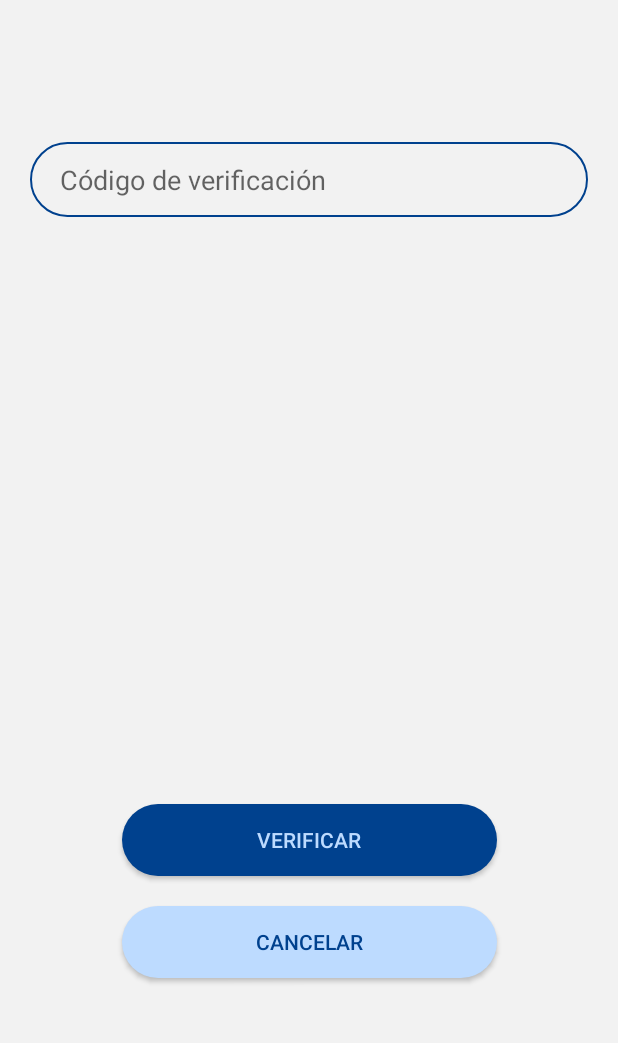
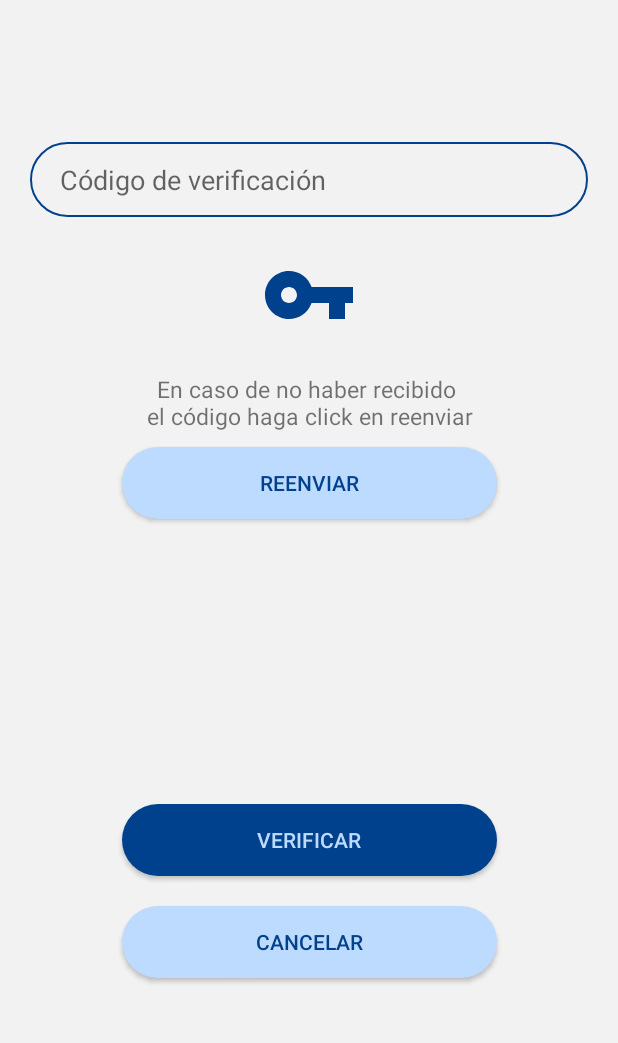
Before and after one commit to MartinRomano-S/soa-tp2, an Android app: the layout activity_twofactor.xml on its own in the app's theme, with its tools: preview values and no code run, on a phone screen of 412 x 824 dp, the part 183-1226 px from its top. Run offline under Robolectric (Android 15) with nearby library versions, the phone set to English and light mode, and no system bars.

```diff
--- a/app/src/main/java/com/example/testlogin/TwoFactorActivity.java
+++ b/app/src/main/java/com/example/testlogin/TwoFactorActivity.java
@@ -24,7 +24,9 @@ import com.example.testlogin.utils.Configuration;
 public class TwoFactorActivity extends AppCompatActivity {
 
     Button btnCancel;
+    Button btnResendVerificationCode;
     TextView txtLblVerificationCode;
+    String email;
 
     @Override
     protected void onCreate(Bundle savedInstanceState) {
@@ -33,9 +35,10 @@ public class TwoFactorActivity extends AppCompatActivity {
 
         btnCancel = findViewById(R.id.btnCancelVerification);
         txtLblVerificationCode = findViewById(R.id.lblVerificationCodeSent);
+        btnResendVerificationCode = findViewById(R.id.btnResendVerification);
 
         Intent i = getIntent();
-        String email = i.getStringExtra("email");
+        email = i.getStringExtra("email");
 
         txtLblVerificationCode.setText(getString(R.string.lblVerificationCodeSent, email));
 
@@ -45,6 +48,12 @@ public class TwoFactorActivity extends AppCompatActivity {
             @Override
             public void onClick(View view) {
                 finish();
+            }
+        });
+        btnResendVerificationCode.setOnClickListener(new View.OnClickListener() {
+            @Override
+            public void onClick(View view) {
+                sendEmailVerificationCode(email);
             }
         });
     }
--- a/app/src/main/java/com/example/testlogin/services/JavaMailAPI.java
+++ b/app/src/main/java/com/example/testlogin/services/JavaMailAPI.java
@@ -4,6 +4,8 @@ import android.app.ProgressDialog;
 import android.content.Context;
 import android.os.AsyncTask;
 import android.widget.Toast;
+
+import com.example.testlogin.utils.Configuration;
 
 import java.util.Properties;
 
@@ -17,7 +19,6 @@ import javax.mail.internet.MimeMessage;
 
 public class JavaMailAPI extends AsyncTask<Void, Void, Void> {
     private Context mContext;
-    private Session mSession;
 
     private String mEmail;
     private String mSubject;
@@ -25,7 +26,6 @@ public class JavaMailAPI extends AsyncTask<Void, Void, Void> {
 
     private ProgressDialog mProgressDialog;
 
-    //Constructor
     public JavaMailAPI(Context mContext, String mEmail, String mSubject, String mMessage) {
         this.mContext = mContext;
         this.mEmail = mEmail;
@@ -36,76 +36,41 @@ public class JavaMailAPI extends AsyncTask<Void, Void, Void> {
     @Override
     protected void onPreExecute() {
         super.onPreExecute();
-        //Show progress dialog while sending email
         mProgressDialog = ProgressDialog.show(mContext,"Sending message", "Please wait...",false,false);
     }
 
     @Override
     protected void onPostExecute(Void aVoid) {
         super.onPostExecute(aVoid);
-        //Dismiss progress dialog when message successfully send
         mProgressDialog.dismiss();
-
-        //Show success toast
         Toast.makeText(mContext,"Message Sent",Toast.LENGTH_SHORT).show();
     }
 
     @Override
     protected Void doInBackground(Void... params) {
-        //Creating properties
+
         Properties props = new Properties();
-
-        //Configuring properties for gmail
-        //If you are not using gmail you may need to change the values
         props.put("mail.smtp.host", "smtp.gmail.com");
         props.put("mail.smtp.socketFactory.port", "465");
         props.put("mail.smtp.socketFactory.class", "javax.net.ssl.SSLSocketFactory");
         props.put("mail.smtp.auth", "true");
         props.put("mail.smtp.port", "465");
 
-        //Creating a new session
-        mSession = Session.getDefaultInstance(props,
+        Session mSession = Session.getDefaultInstance(props,
                 new javax.mail.Authenticator() {
                     //Authenticating the password
                     protected PasswordAuthentication getPasswordAuthentication() {
-                        return new PasswordAuthentication("fastestappsoa@gmail.com", "prueba123");
+                        return new PasswordAuthentication(Configuration.VERIFICATION_EMAIL, Configuration.VERIFICATION_PASSWORD);
                     }
                 });
 
         try {
-            //Creating MimeMessage object
             MimeMessage mm = new MimeMessage(mSession);
-
-            //Setting sender address
-            mm.setFrom(new InternetAddress("tinjunior1997@gmail.com"));
-            //Adding receiver
+            mm.setFrom(new InternetAddress(Configuration.VERIFICATION_EMAIL));
             mm.addRecipient(Message.RecipientType.TO, new InternetAddress(mEmail));
-            //Adding subject
             mm.setSubject(mSubject);
-            //Adding message
             mm.setText(mMessage);
-            //Sending email
             Transport.send(mm);
-
-//            BodyPart messageBodyPart = new MimeBodyPart();
-//
-//            messageBodyPart.setText(message);
-//
-//            Multipart multipart = new MimeMultipart();
-//
-//            multipart.addBodyPart(messageBodyPart);
-//
-//            messageBodyPart = new MimeBodyPart();
-//
-//            DataSource source = new FileDataSource(filePath);
-//
-//            messageBodyPart.setDataHandler(new DataHandler(source));
-//
-//            messageBodyPart.setFileName(filePath);
-//
-//            multipart.addBodyPart(messageBodyPart);
-
-//            mm.setContent(multipart);
 
         } catch (MessagingException e) {
             e.printStackTrace();
--- a/app/src/main/java/com/example/testlogin/utils/Configuration.java
+++ b/app/src/main/java/com/example/testlogin/utils/Configuration.java
@@ -14,6 +14,9 @@ public class Configuration {
     public static final int COMMISSION = 3900;
     public static final int GROUP = 4;
 
+    public static final String VERIFICATION_EMAIL = "fastestappsoa@gmail.com";
+    public static final String VERIFICATION_PASSWORD = "prueba123";
+
     public static final String API_BASE_URL = "http://so-unlam.net.ar/api/api/";
     public static final int REQUEST_READ_TIMEOUT = 10000;
     public static final int REQUEST_CONNECTION_TIMEOUT = 20000;
--- /dev/null
+++ b/app/src/main/res/drawable/ic_key.xml
@@ -0,0 +1,5 @@
+<vector android:height="64dp" android:tint="#00418E"
+    android:viewportHeight="24.0" android:viewportWidth="24.0"
+    android:width="64dp" xmlns:android="http://schemas.android.com/apk/res/android">
+    <path android:fillColor="#FF000000" android:pathData="M12.65,10C11.83,7.67 9.61,6 7,6c-3.31,0 -6,2.69 -6,6s2.69,6 6,6c2.61,0 4.83,-1.67 5.65,-4H17v4h4v-4h2v-4H12.65zM7,14c-1.1,0 -2,-0.9 -2,-2s0.9,-2 2,-2 2,0.9 2,2 -0.9,2 -2,2z"/>
+</vector>
--- a/app/src/main/res/layout/activity_twofactor.xml
+++ b/app/src/main/res/layout/activity_twofactor.xml
@@ -49,6 +49,44 @@
         app:layout_constraintStart_toStartOf="parent"
         app:layout_constraintTop_toBottomOf="@+id/lblVerificationCodeSent" />
 
+    <ImageView
+        android:id="@+id/imgVerification"
+        android:layout_width="wrap_content"
+        android:layout_height="wrap_content"
+        android:layout_marginTop="20dp"
+        android:src="@drawable/ic_key"
+        app:layout_constraintTop_toBottomOf="@id/txtVerificationCode"
+        app:layout_constraintEnd_toEndOf="parent"
+        app:layout_constraintStart_toStartOf="parent"
+        android:contentDescription="@string/lblVerify" />
+
+    <TextView
+        android:id="@+id/lblResendVerificationCode"
+        android:layout_width="match_parent"
+        android:layout_height="wrap_content"
+        app:layout_constraintEnd_toEndOf="parent"
+        app:layout_constraintStart_toStartOf="parent"
+        app:layout_constraintTop_toBottomOf="@id/imgVerification"
+        android:text="@string/lblResendVerificationCode"
+        android:layout_marginStart="20dp"
+        android:layout_marginEnd="20dp"
+        android:layout_marginTop="20dp"
+        android:textSize="15sp"
+        android:gravity="center_horizontal"/>
+
+    <Button
+        android:id="@+id/btnResendVerification"
+        android:layout_width="250dp"
+        android:layout_height="wrap_content"
+        android:layout_gravity="center_horizontal"
+        android:background="@drawable/button_secondary"
+        android:text="@string/lblResendVerificationBtn"
+        android:textColor="@color/colorPrimaryDark"
+        android:layout_marginTop="10dp"
+        app:layout_constraintTop_toBottomOf="@id/lblResendVerificationCode"
+        app:layout_constraintEnd_toEndOf="parent"
+        app:layout_constraintStart_toStartOf="parent"/>
+
     <ProgressBar
         android:id="@+id/pgbVerify"
         style="?android:attr/progressBarStyle"
--- a/app/src/main/res/values/strings.xml
+++ b/app/src/main/res/values/strings.xml
@@ -27,6 +27,7 @@
     <string name="lblBattery">%1$d %%</string>
     <string name="lblVerificationCode">Código de verificación</string>
     <string name="lblVerify">Verificar</string>
+    <string name="lblResendVerificationCode">En caso de no haber recibido \nel código haga click en reenviar</string>
 
     <!-- ERRORES -->
     <string name="titleError">Error</string>
@@ -38,5 +39,6 @@
     <string name="lblVerificationCodeSent">Se ha enviado un código de verificación a la dirección: %1$s</string>
     <string name="verificationCodeMailSubject">FasTEST | Tu código de verificación</string>
     <string name="verificationCodeMailBody">Hola!\n\nTu código de verificación es: %1$s</string>
+    <string name="lblResendVerificationBtn">Reenviar</string>
 
 </resources>
```
